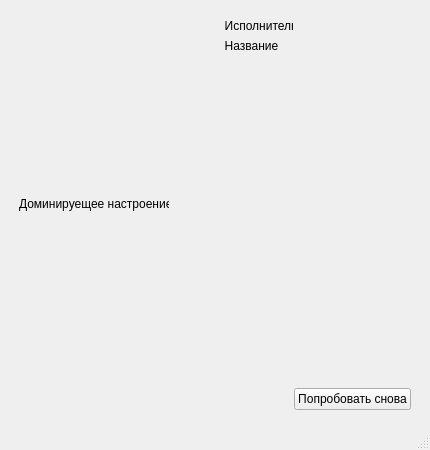
This is tone.ui in GlebKirsan/repka as Qt 5 draws it before an edit. The edited form follows.
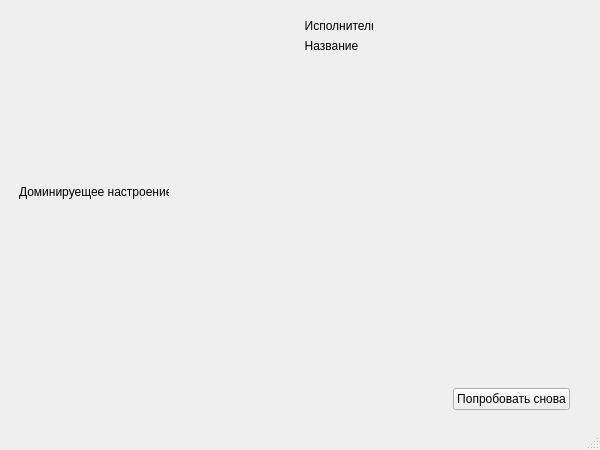
This is the edited form.

Commit message: add showing tones' analysis

The edit to the form file:
```diff
--- a/tone.ui
+++ b/tone.ui
@@ -6,7 +6,7 @@
    <rect>
     <x>0</x>
     <y>0</y>
-    <width>430</width>
+    <width>600</width>
     <height>450</height>
    </rect>
   </property>
@@ -19,7 +19,7 @@
      <rect>
       <x>19</x>
       <y>19</y>
-      <width>392</width>
+      <width>551</width>
       <height>391</height>
      </rect>
     </property>
@@ -111,6 +111,12 @@
      </item>
      <item>
       <layout class="QHBoxLayout" name="horizontalLayout">
+       <property name="topMargin">
+        <number>10</number>
+       </property>
+       <property name="bottomMargin">
+        <number>10</number>
+       </property>
        <item>
         <widget class="QLabel" name="textMoodLabel">
          <property name="maximumSize">
@@ -139,6 +145,32 @@
        </item>
       </layout>
      </item>
+     <item>
+      <widget class="QLabel" name="screenLabel">
+       <property name="minimumSize">
+        <size>
+         <width>0</width>
+         <height>50</height>
+        </size>
+       </property>
+       <property name="text">
+        <string/>
+       </property>
+      </widget>
+     </item>
+     <item>
+      <widget class="QLabel" name="scoresLabel">
+       <property name="minimumSize">
+        <size>
+         <width>0</width>
+         <height>50</height>
+        </size>
+       </property>
+       <property name="text">
+        <string/>
+       </property>
+      </widget>
+     </item>
      <item>
       <spacer name="verticalSpacer_2">
        <property name="orientation">
```
Left out of the diff: 2 changed lines with no effect on the pictures. The commit also changes 2 other files.
